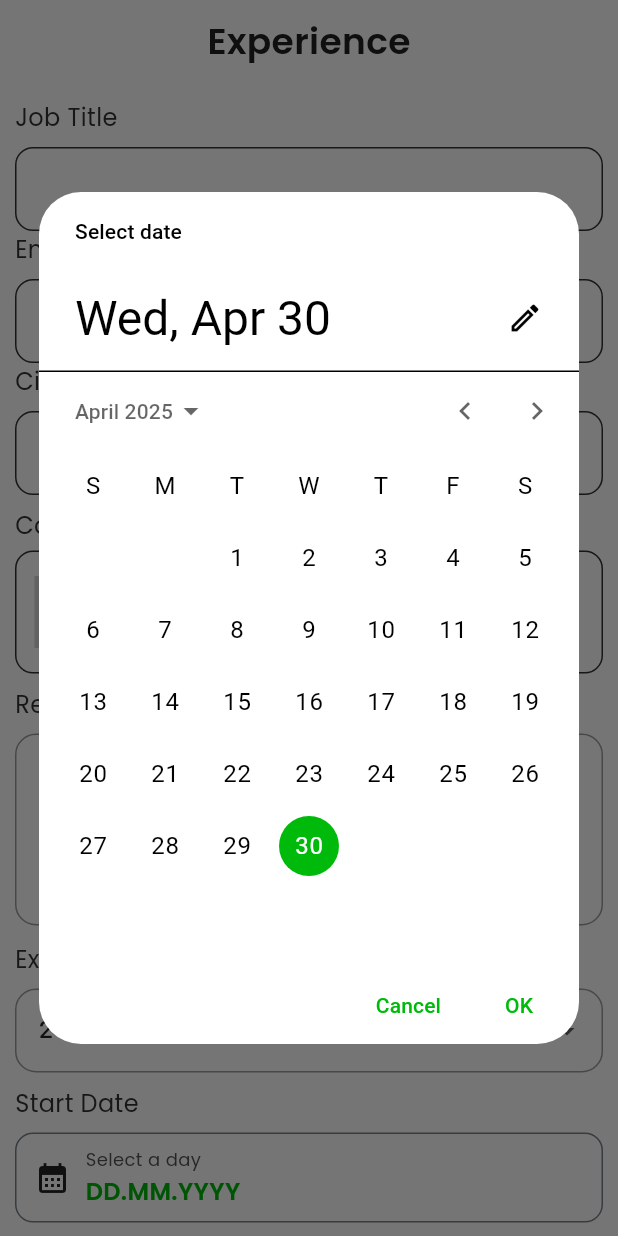
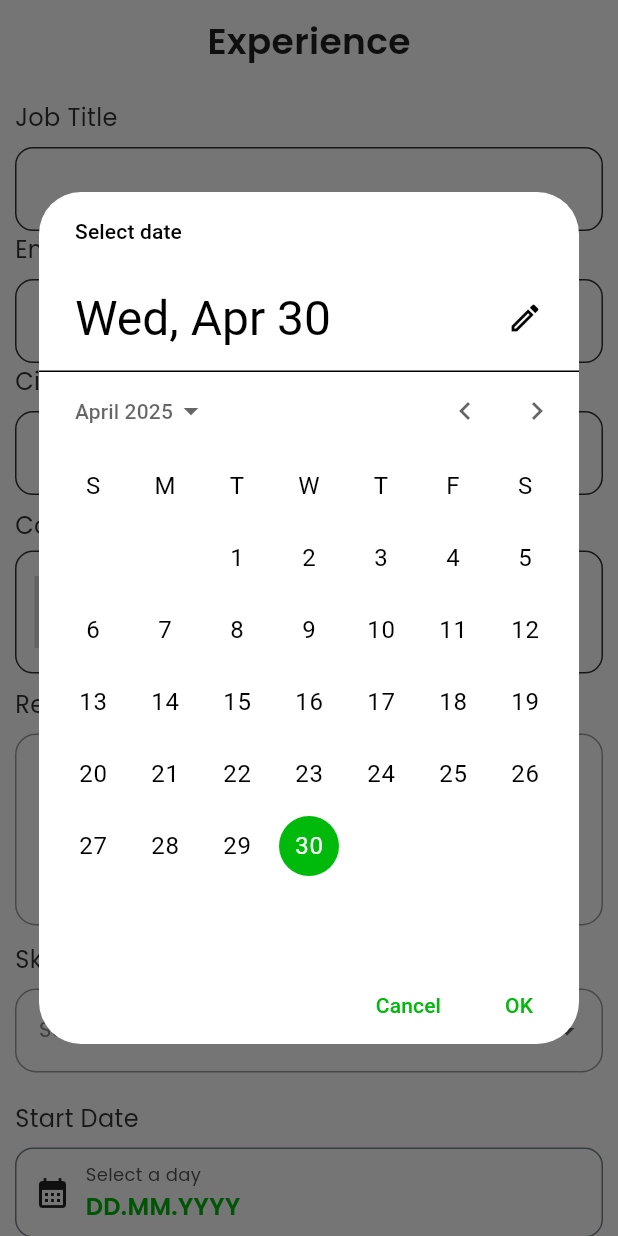
Before and after one commit to devsazidul/inprep.ai, a Flutter app: the Experience screen opened directly, after a tap on the "calendar month" icon, on a phone screen of 412 x 824 dp. Run offline on Flutter 3.47's test engine with Material 3 defaults, Android fonts, the phone set to English and light mode, and no system bars; our stand-ins replace camera, device_info_plus, file_picker, flutter_otp_text_field, flutter_screenutil, get and 6 more; missing offline and left inert: country_pickers, flutter_stripe; accounts and stored records are empty.

Commit message:
complete profile setup

```diff
--- a/lib/features/profile_setup.dart/screen.dart/education_cirtificate.dart
+++ b/lib/features/profile_setup.dart/screen.dart/education_cirtificate.dart
@@ -1,7 +1,6 @@
 import 'package:flutter/material.dart';
 import 'package:get/get.dart';
 import 'package:inprep_ai/core/common/styles/global_text_style.dart';
-import 'package:inprep_ai/core/utils/constants/icon_path.dart';
 import 'package:inprep_ai/features/profile_setup.dart/controller/education_controller.dart';
 
 class EducationCertificate extends StatelessWidget {
--- a/lib/features/profile_setup.dart/screen.dart/experience.dart
+++ b/lib/features/profile_setup.dart/screen.dart/experience.dart
@@ -3,6 +3,7 @@ import 'package:flutter/material.dart';
 import 'package:get/get.dart';
 import 'package:inprep_ai/core/common/styles/global_text_style.dart';
 import 'package:inprep_ai/core/common/widgets/auhe_custom_textfiled.dart';
+import 'package:inprep_ai/core/utils/constants/colors.dart';
 import 'package:inprep_ai/features/profile_screen/model/country_model.dart';
 import 'package:inprep_ai/features/profile_setup.dart/controller/country_controller.dart';
 import 'package:inprep_ai/features/profile_setup.dart/controller/experience_controller.dart';
@@ -27,6 +28,17 @@ class Experience extends StatelessWidget {
     final initialFormId = const Uuid().v4();
     experienceForms.add(initialFormId);
     formControllers[initialFormId] = ExperienceFormControllers();
+
+    // Create the necessary values for the arguments
+    final selectedSkillsNotifier = ValueNotifier<List<String>>([]);
+    void onAddSkill(String skill) {
+      selectedSkillsNotifier.value = [...selectedSkillsNotifier.value, skill];
+    }
+
+    void onRemoveSkill(String skill) {
+      selectedSkillsNotifier.value =
+          selectedSkillsNotifier.value.where((item) => item != skill).toList();
+    }
 
     return Scaffold(
       body: SafeArea(
@@ -56,12 +68,16 @@ class Experience extends StatelessWidget {
                       return ExperienceForm(
                         key: ValueKey(formId),
                         controllers: controllers,
-                        onRemove: experienceForms.length > 1
+                        onRemove:
+                            experienceForms.length > 1
                                 ? () {
                                   experienceForms.remove(formId);
                                   formControllers.remove(formId);
                                 }
                                 : null,
+                        selectedSkillsNotifier: selectedSkillsNotifier,
+                        onAddSkill: onAddSkill,
+                        onRemoveSkill: onRemoveSkill,
                       );
                     }).toList(),
                     const SizedBox(height: 10),
@@ -70,7 +86,8 @@ class Experience extends StatelessWidget {
                         // Add a new form
                         final newFormId = const Uuid().v4();
                         experienceForms.add(newFormId);
-                        formControllers[newFormId] = ExperienceFormControllers();
+                        formControllers[newFormId] =
+                            ExperienceFormControllers();
                       },
                       child: Container(
                         height: 48,
@@ -108,7 +125,8 @@ class ExperienceFormControllers {
   final TextEditingController jobTitleController = TextEditingController();
   final TextEditingController employerNameController = TextEditingController();
   final TextEditingController cityController = TextEditingController();
-  final TextEditingController responsibilitiesController = TextEditingController();
+  final TextEditingController responsibilitiesController =
+      TextEditingController();
   final ExperienceController experienceController = ExperienceController();
   final ValueNotifier<bool> isChecked = ValueNotifier<bool>(false);
 
@@ -136,11 +154,17 @@ final CountryModel countryModel = CountryModel(
 class ExperienceForm extends StatelessWidget {
   final ExperienceFormControllers controllers;
   final VoidCallback? onRemove;
+  final ValueNotifier<List<String>> selectedSkillsNotifier;
+  final Function(String) onAddSkill;
+  final Function(String) onRemoveSkill;
 
   const ExperienceForm({
     super.key,
     required this.controllers,
     this.onRemove,
+    required this.selectedSkillsNotifier,
+    required this.onAddSkill,
+    required this.onRemoveSkill,
   });
 
   @override
@@ -192,10 +216,7 @@ class ExperienceForm extends StatelessWidget {
           ),
         ),
         const SizedBox(height: 8),
-        AuthCustomTextField(
-          controller: controllers.cityController,
-          text: "",
-        ),
+        AuthCustomTextField(controller: controllers.cityController, text: ""),
         const SizedBox(height: 8),
         CountryPickerView(
           model: controllers.countryModel,
@@ -218,7 +239,7 @@ class ExperienceForm extends StatelessWidget {
         ),
         const SizedBox(height: 10),
         Text(
-          "Experience",
+          "Skills Used",
           style: getTextStyle(
             color: const Color(0xff333333),
             fontSize: 16,
@@ -227,18 +248,64 @@ class ExperienceForm extends StatelessWidget {
         ),
         const SizedBox(height: 8),
         DropdownButtonFormField<String>(
-          value: '2 Years',
           decoration: const InputDecoration(border: OutlineInputBorder()),
-          items: ['1 Year', '2 Years', '3+ Years']
+          items:
+              ['UI/UX Design', 'Frontend Development', 'Backend Development']
                   .map(
-                (time) => DropdownMenuItem(
-                  value: time,
-                  child: Text(time),
-                ),
+                    (skill) =>
+                        DropdownMenuItem(value: skill, child: Text(skill)),
                   )
                   .toList(),
-          onChanged: (_) {},
+          onChanged: (value) {
+            if (value != null) {
+              onAddSkill(value); // Remove widget. prefix
+            }
+          },
+          hint: Text(
+            'Select a skill',
+            style: getTextStyle(
+              fontSize: 14,
+              fontWeight: FontWeight.w400,
+              color: AppColors.textSecondary,
             ),
+          ),
+        ),
+        const SizedBox(height: 10),
+        ValueListenableBuilder<List<String>>(
+          valueListenable: selectedSkillsNotifier,
+          builder: (context, selectedSkills, child) {
+            return Wrap(
+              spacing: 8.0,
+              runSpacing: 8.0,
+              children:
+                  selectedSkills.map((skill) {
+                    return Chip(
+                      label: Text(
+                        skill,
+                        style: getTextStyle(
+                          color: const Color(0xFF37BB74),
+                          fontSize: 16,
+                          fontWeight: FontWeight.w400,
+                        ),
+                      ),
+                      deleteIcon: const Icon(
+                        Icons.cancel,
+                        size: 20,
+                        color: Color(0xFF37BB74),
+                      ),
+                      onDeleted:
+                          () => onRemoveSkill(skill), // Remove widget. prefix
+                      backgroundColor: const Color(0xffEBF8F1),
+                      shape: RoundedRectangleBorder(
+                        side: const BorderSide(color: Colors.transparent),
+                        borderRadius: BorderRadius.circular(20),
+                      ),
+                    );
+                  }).toList(),
+            );
+          },
+        ),
+
         const SizedBox(height: 8),
         Text(
           "Start Date",
@@ -365,8 +432,9 @@ class ExperienceForm extends StatelessWidget {
                       final DateTime now = DateTime.now();
                       String formattedDate =
                           "${now.day.toString().padLeft(2, '0')}.${now.month.toString().padLeft(2, '0')}.${now.year}";
-                      controllers.experienceController
-                          .updateEndDate(formattedDate);
+                      controllers.experienceController.updateEndDate(
+                        formattedDate,
+                      );
                     }
                   },
                 );
@@ -380,7 +448,9 @@ class ExperienceForm extends StatelessWidget {
   }
 
   Future<void> startDate(
-      BuildContext context, ExperienceController controller) async {
+    BuildContext context,
+    ExperienceController controller,
+  ) async {
     final DateTime? pickedDate = await showDatePicker(
       context: context,
       initialDate: DateTime.now(),
@@ -408,7 +478,9 @@ class ExperienceForm extends StatelessWidget {
   }
 
   Future<void> endDate(
-      BuildContext context, ExperienceController controller) async {
+    BuildContext context,
+    ExperienceController controller,
+  ) async {
     final DateTime? pickedDate = await showDatePicker(
       context: context,
       initialDate: DateTime.now(),
```
Lines whose indentation alone changed are shown as unchanged.
